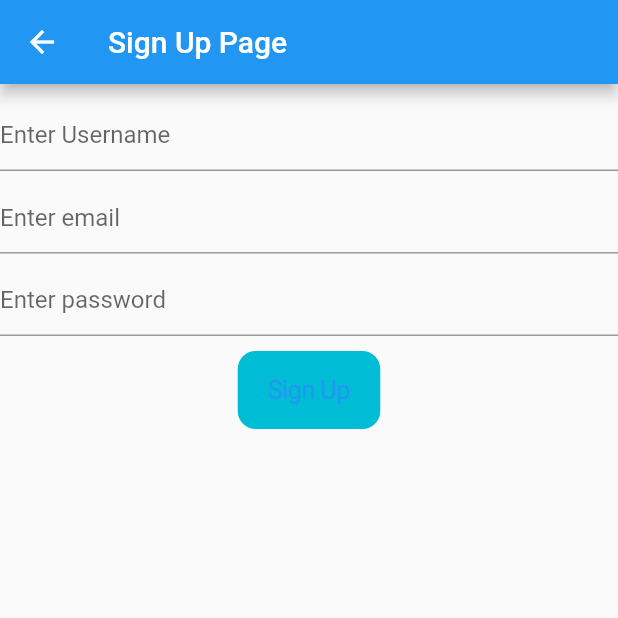
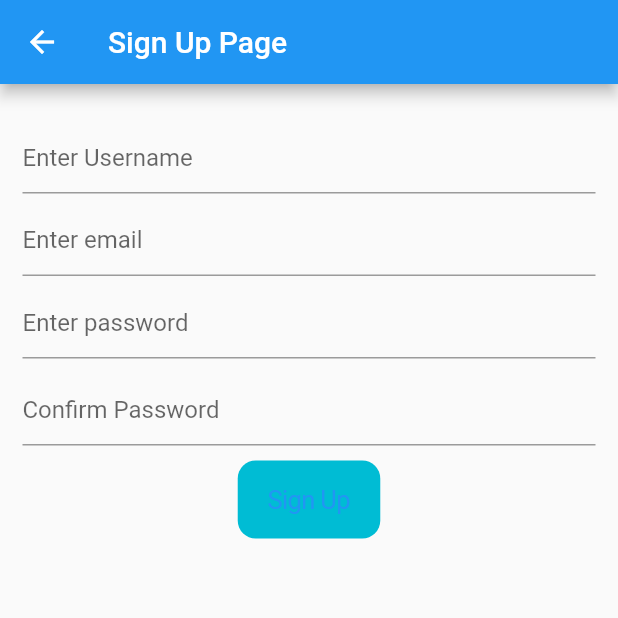
Before and after one commit to Lokesh-in12/form_validation_with_bloc, a Flutter app: the SignUpPage screen opened by its route, on a phone screen of 412 x 824 dp, the top half of it. Run offline on Flutter 3.47's test engine with Material 2 defaults, Android fonts, the phone set to English and light mode, and no system bars; our stand-ins replace email_validator, firebase_auth, firebase_core, flutter_bloc, flutter_riverpod; accounts and stored records are empty.

```diff
--- a/lib/pages/sign_up/sign_up_page.dart
+++ b/lib/pages/sign_up/sign_up_page.dart
@@ -1,44 +1,93 @@
+import 'package:firebase_auth/firebase_auth.dart';
 import 'package:flutter/cupertino.dart';
 import 'package:flutter/material.dart';
-import 'package:flutter/src/widgets/framework.dart';
-import 'package:flutter/src/widgets/placeholder.dart';
 
-class SignUpPage extends StatelessWidget {
-  const SignUpPage({super.key});
+import 'package:flutter_riverpod/flutter_riverpod.dart';
+
+final errProvider = StateProvider((ref) {
+  bool? err;
+  String? errMsg;
+  return {err, errMsg};
+});
+
+class SignUpPage extends ConsumerWidget {
+  TextEditingController usernameController = TextEditingController();
+  TextEditingController emaileController = TextEditingController();
+  TextEditingController passController = TextEditingController();
+  TextEditingController confPassController = TextEditingController();
+
+  void CreateUser() async {
+    String username = usernameController.text;
+    String email = emaileController.text;
+    String password = passController.text;
+    String cPassword = confPassController.text;
+
+    if (username == "" || email == "" || password == "" || cPassword == "") {
+      print("Please fill out every fields");
+    } else if (password != cPassword) {
+      print("Passwords does not match");
+    } else {
+      try {
+        UserCredential userCredential = await FirebaseAuth.instance
+            .createUserWithEmailAndPassword(email: email, password: password);
+
+        print("user created with credentials => $userCredential");
+      } on FirebaseAuthException catch (e) {
+        print("err is ${e.message}");
+        ScaffoldMessenger(child: SnackBar(content: Text(e.code.toString())),);
+      }
+    }
+  }
 
   @override
-  Widget build(BuildContext context) {
+  Widget build(BuildContext context, WidgetRef ref) {
     return Scaffold(
       appBar: AppBar(title: Text("Sign Up Page")),
       body: SafeArea(
+          child: Padding(
+        padding: const EdgeInsets.all(15.0),
         child: Container(
           child: Column(children: <Widget>[
             SizedBox(
               height: 10,
             ),
             TextField(
+              controller: usernameController,
               decoration: InputDecoration(hintText: "Enter Username"),
             ),
             SizedBox(
               height: 7,
             ),
             TextField(
+              controller: emaileController,
               decoration: InputDecoration(hintText: "Enter email"),
             ),
             SizedBox(
               height: 7,
             ),
             TextField(
+              controller: passController,
               decoration: InputDecoration(hintText: "Enter password"),
             ),
             SizedBox(
               height: 10,
             ),
-
-          CupertinoButton(child: Text("Sign Up"), onPressed: (){},color: Colors.cyan,)
-
-
+            TextField(
+              controller: confPassController,
+              decoration: InputDecoration(hintText: "Confirm Password"),
+            ),
+            SizedBox(
+              height: 10,
+            ),
+            CupertinoButton(
+              child: Text("Sign Up"),
+              onPressed: () {
+                CreateUser();
+              },
+              color: Colors.cyan,
+            )
           ]),
+        ),
       )),
     );
   }
--- a/pubspec.yaml
+++ b/pubspec.yaml
@@ -37,6 +37,10 @@ dependencies:
   cupertino_icons: ^1.0.2
   flutter_bloc: ^8.1.2
   email_validator: ^2.1.17
+  firebase_auth: ^4.2.9
+  firebase_core: ^2.7.0
+  flutter_riverpod: ^2.3.0
+
 
 dev_dependencies:
   flutter_test:
```
Also changed, not shown: lib/main.dart (+9 -4 lines), lib/pages/profile_page.dart (+2 -5 lines), lib/pages/sign_in/sign_in_page.dart (+30 -6 lines), lib/firebase_options.dart (added), pubspec.lock, 6 other files. Lines whose indentation alone changed are shown as unchanged.
